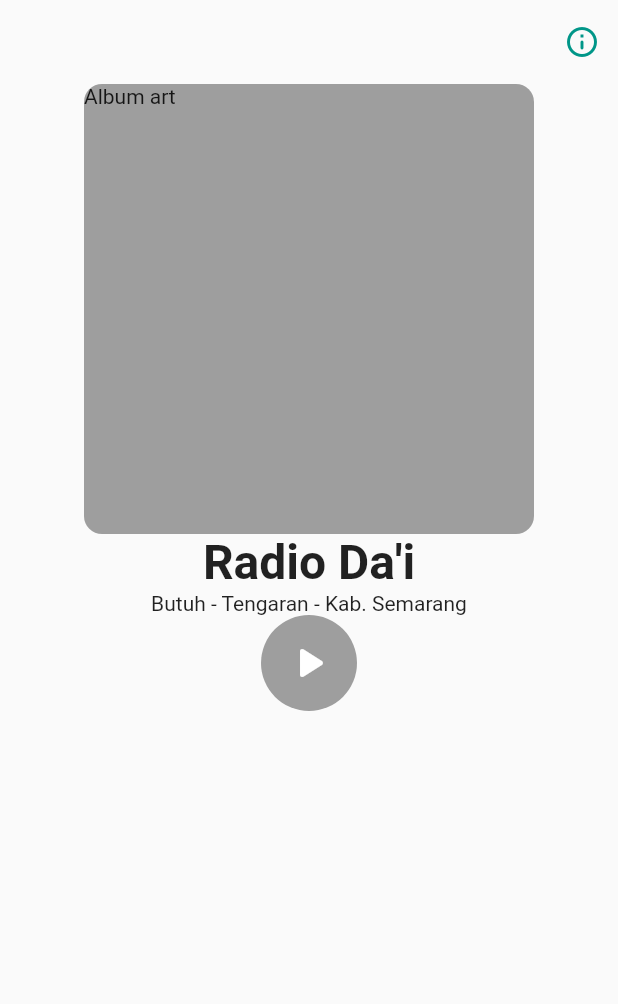
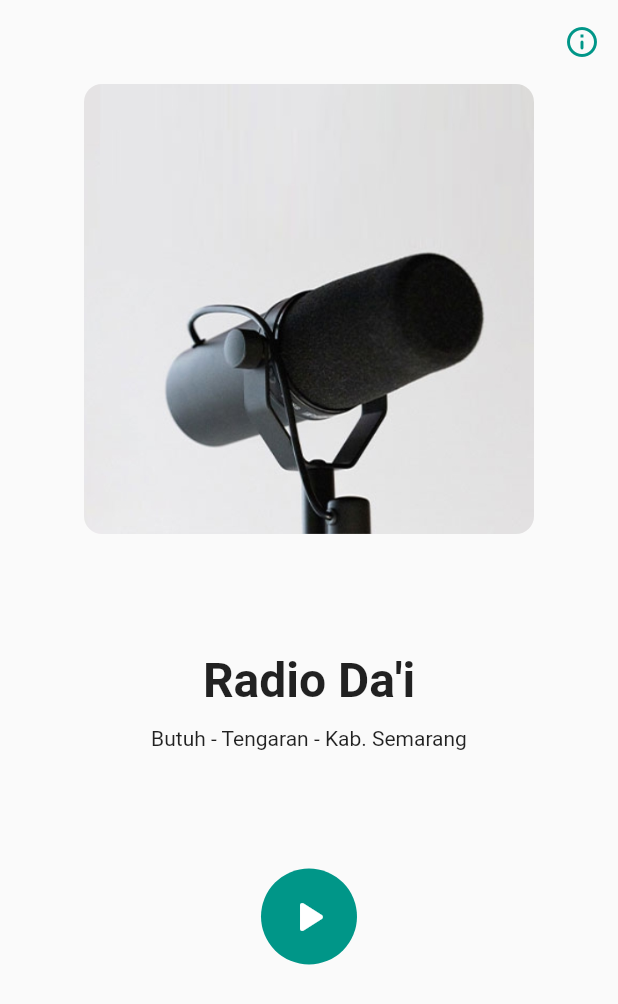
Before and after one commit to miftahafina/radiodai-flutter, a Flutter app: the screen it shows after launch, on a phone screen of 412 x 824 dp. Shown: the top 1004 px of the screen. Run offline on Flutter 3.47's test engine with Material 2 defaults, Android fonts, the phone set to English and light mode, and no system bars.

Commit message:
Fix column alignment on radioplayerscreen

```diff
--- a/lib/main.dart
+++ b/lib/main.dart
@@ -48,18 +48,26 @@ class RadioPlayerScreen extends StatelessWidget {
           Row(
             mainAxisAlignment: MainAxisAlignment.center,
             children: [
-              Container(
+              ClipRRect(
+                borderRadius: BorderRadius.circular(12),
+                child: Image.asset(
+                  "images/album_art.jpg",
+                  fit: BoxFit.cover,
+                  height: 300,
                   width: 300,
-                height: 300,
-                decoration: BoxDecoration(
-                  color: Colors.grey,
-                  borderRadius: BorderRadius.circular(12)
                 ),
-                child: const Text('Album art'),
               )
             ],
           ),
-          const Text(
+
+
+          Expanded(
+            child: Column(
+              mainAxisAlignment: MainAxisAlignment.spaceEvenly,
+              children: [
+                Column(
+                  children: const [
+                    Text(
                       "Radio Da'i",
                       textAlign: TextAlign.center,
                       style: TextStyle(
@@ -67,9 +75,14 @@ class RadioPlayerScreen extends StatelessWidget {
                           fontWeight: FontWeight.bold
                       ),
                     ),
-          const Text(
+                    SizedBox(
+                      height: 12,
+                    ),
+                    Text(
                         'Butuh - Tengaran - Kab. Semarang',
                         textAlign: TextAlign.center
+                    ),
+                  ],
                 ),
                 Row(
                   mainAxisAlignment: MainAxisAlignment.center,
@@ -79,7 +92,7 @@ class RadioPlayerScreen extends StatelessWidget {
                       width: 64,
                       decoration: const BoxDecoration(
                           shape: BoxShape.circle,
-                  color: Colors.grey
+                          color: Colors.teal
                       ),
                       child: IconButton(
                         onPressed: () {},
@@ -92,6 +105,12 @@ class RadioPlayerScreen extends StatelessWidget {
                       ),
                     )
                   ],
+                ),
+                const SizedBox(
+                  height: 24,
+                )
+              ],
+            ),
           )
         ],
       ),
--- a/pubspec.yaml
+++ b/pubspec.yaml
@@ -61,6 +61,8 @@ flutter:
   # assets:
   #   - images/a_dot_burr.jpeg
   #   - images/a_dot_ham.jpeg
+  assets:
+    - images/album_art.jpg
 
   # An image asset can refer to one or more resolution-specific "variants", see
   # https://flutter.dev/assets-and-images/#resolution-aware
```
Also changed, not shown: images/album_art.jpg (added). Lines whose indentation alone changed are shown as unchanged.
